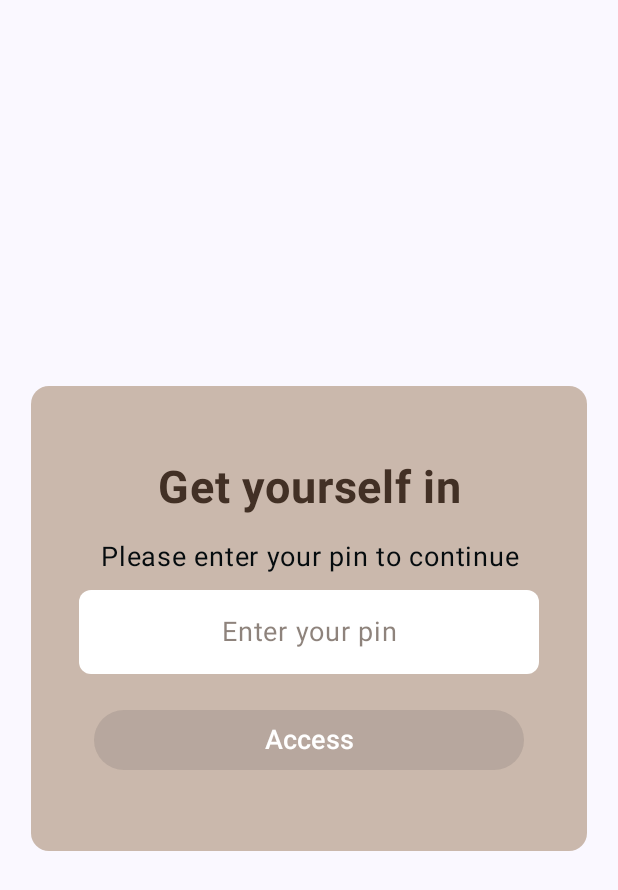
After one commit to Vcky4/StarBet, an Android app built with Jetpack Compose: the composable Login shown on its own in the app's theme, on a phone screen of 412 x 824 dp. The commit adds this screen. Shown: the top 890 px of the screen. Run offline under Robolectric (Android 15) with nearby library versions, the light colour scheme and no system bars; our stand-ins replace Firebase (no records; nobody signed in at launch, a user with empty details on screens opened directly), Room's generated code, Volley; 1 statement that could not run was skipped.

Commit message:
add login

```diff
--- a/app/src/main/java/com/starbet/ui/screens/chat/ChatViewModel.kt
+++ b/app/src/main/java/com/starbet/ui/screens/chat/ChatViewModel.kt
@@ -5,6 +5,7 @@ import android.content.ContentValues
 import android.net.Uri
 import android.util.Log
 import android.widget.Toast
+import androidx.lifecycle.LiveData
 import androidx.lifecycle.MutableLiveData
 import androidx.lifecycle.ViewModel
 import androidx.lifecycle.viewModelScope
@@ -35,7 +36,7 @@ import org.koin.core.component.inject
 
 class ChatViewModel(private val context: Application) : ViewModel(), KoinComponent {
     private val database: DatabaseReference = Firebase.database.reference
-
+    private val _token = MutableLiveData<String>()
     // Create a storage reference from our app
     var storageRef = Firebase.storage.reference
     private val settings: Settings by inject()
@@ -55,7 +56,12 @@ class ChatViewModel(private val context: Application) : ViewModel(), KoinCompone
     val chatId = _chatId
     val chats = _chats
     val conversations = _conversations
+    val token: LiveData<String> = _token
 
+    val getPassword = database.child("password").get()
+    fun login(token: String) {
+        _token.value = token
+    }
 
     private fun sendNotification(title: String, body: String, to: String) {
         Log.e("TAG", "sendNotification")
--- a/app/src/main/java/com/starbet/ui/screens/chat/Conversations.kt
+++ b/app/src/main/java/com/starbet/ui/screens/chat/Conversations.kt
@@ -1,6 +1,7 @@
 package com.starbet.ui.screens.chat
 
 import android.widget.Toast
+import androidx.compose.animation.AnimatedVisibility
 import androidx.compose.foundation.background
 import androidx.compose.foundation.clickable
 import androidx.compose.foundation.layout.Arrangement
@@ -40,19 +41,21 @@ import java.text.DateFormat
 @Composable
 fun Conversations(navigator: DestinationsNavigator) {
     val viewModel: ChatViewModel = koinViewModel()
+    val token = viewModel.token.observeAsState(initial = "").value
     val context = LocalContext.current
     LaunchedEffect(key1 = Unit) {
         viewModel.getConversations()
     }
     val conversations = viewModel.conversations.observeAsState(listOf()).value
 
+    AnimatedVisibility(visible = token.isNotEmpty()) {
         LazyColumn {
             if (conversations.isEmpty()) {
                 item {
                     Text(
                         text = "No conversations", Modifier
                             .fillMaxWidth()
-                        .padding(top=100.dp),
+                            .padding(top = 100.dp),
                         color = Color.White,
                         textAlign = TextAlign.Center
                     )
@@ -76,7 +79,10 @@ fun Conversations(navigator: DestinationsNavigator) {
                             .fillMaxWidth()
                             .padding(horizontal = 18.dp, vertical = 10.dp)
                     ) {
-                    Row(Modifier.fillMaxWidth(), horizontalArrangement = Arrangement.SpaceBetween) {
+                        Row(
+                            Modifier.fillMaxWidth(),
+                            horizontalArrangement = Arrangement.SpaceBetween
+                        ) {
                             Column(Modifier.weight(0.9f)) {
                                 Text(
                                     text = it.name,
@@ -129,3 +135,9 @@ fun Conversations(navigator: DestinationsNavigator) {
             }
         }
     }
+
+
+    if (token.isEmpty()) {
+        Login(viewModel)
+    }
+}
--- /dev/null
+++ b/app/src/main/java/com/starbet/ui/screens/chat/Login.kt
@@ -0,0 +1,150 @@
+package com.starbet.ui.screens.chat
+
+import android.util.Log
+import android.widget.Toast
+import androidx.compose.foundation.background
+import androidx.compose.foundation.layout.Arrangement
+import androidx.compose.foundation.layout.Box
+import androidx.compose.foundation.layout.Column
+import androidx.compose.foundation.layout.Spacer
+import androidx.compose.foundation.layout.fillMaxSize
+import androidx.compose.foundation.layout.fillMaxWidth
+import androidx.compose.foundation.layout.height
+import androidx.compose.foundation.layout.padding
+import androidx.compose.foundation.shape.RoundedCornerShape
+import androidx.compose.material3.Button
+import androidx.compose.material3.ButtonDefaults
+import androidx.compose.material3.CircularProgressIndicator
+import androidx.compose.material3.ExperimentalMaterial3Api
+import androidx.compose.material3.MaterialTheme
+import androidx.compose.material3.Text
+import androidx.compose.material3.TextField
+import androidx.compose.material3.TextFieldDefaults
+import androidx.compose.runtime.Composable
+import androidx.compose.runtime.getValue
+import androidx.compose.runtime.mutableStateOf
+import androidx.compose.runtime.remember
+import androidx.compose.runtime.setValue
+import androidx.compose.ui.Alignment
+import androidx.compose.ui.Modifier
+import androidx.compose.ui.graphics.Color
+import androidx.compose.ui.platform.LocalContext
+import androidx.compose.ui.res.stringResource
+import androidx.compose.ui.text.font.FontWeight
+import androidx.compose.ui.text.style.TextAlign
+import androidx.compose.ui.unit.dp
+import androidx.compose.ui.unit.sp
+import com.starbet.R
+import com.starbet.ui.theme.Primary
+import com.starbet.ui.theme.Secondary
+import com.starbet.ui.theme.TextDeep
+
+@OptIn(ExperimentalMaterial3Api::class)
+@Composable
+fun Login(viewModel: ChatViewModel) {
+    var pin by remember {
+        mutableStateOf("")
+    }
+    var processing by remember {
+        mutableStateOf(false)
+    }
+    val context = LocalContext.current
+    Box(modifier = Modifier.fillMaxSize(), contentAlignment = Alignment.Center) {
+        Column(
+            Modifier
+                .background(Secondary, shape = MaterialTheme.shapes.medium)
+                .fillMaxWidth(0.9f)
+                .padding(vertical = 50.dp, horizontal = 16.dp),
+            verticalArrangement = Arrangement.Center,
+            horizontalAlignment = Alignment.CenterHorizontally
+        ) {
+            Text(
+                text = stringResource(id = R.string.get_yourself_in),
+                fontSize = 30.sp,
+                fontWeight = FontWeight.Bold,
+                color = TextDeep,
+                textAlign = TextAlign.Center,
+                modifier = Modifier.fillMaxWidth()
+            )
+            Spacer(modifier = Modifier.height(16.dp))
+            Text(
+                text = stringResource(id = R.string.please_enter_your),
+                fontSize = 18.sp,
+                color = Primary,
+                textAlign = TextAlign.Center,
+                modifier = Modifier.fillMaxWidth()
+            )
+            Spacer(modifier = Modifier.height(10.dp))
+            TextField(
+                value = pin,
+                onValueChange = { pin = it },
+                modifier = Modifier
+                    .fillMaxWidth()
+                    .padding(horizontal = 16.dp),
+                colors = TextFieldDefaults.textFieldColors(
+                    containerColor = Color.White,
+                    focusedIndicatorColor = Color.Transparent,
+                    unfocusedIndicatorColor = Color.Transparent,
+                    disabledIndicatorColor = Color.Transparent,
+                    errorIndicatorColor = Color.Transparent,
+                    cursorColor = Primary,
+                    textColor = TextDeep
+                ),
+                shape = RoundedCornerShape(8.dp),
+                placeholder = {
+                    Text(
+                        text = stringResource(id = R.string.enter_your_pin),
+                        fontSize = 18.sp,
+                        color = TextDeep.copy(alpha = 0.6f),
+                        textAlign = TextAlign.Center,
+                        modifier = Modifier.fillMaxWidth()
+                    )
+                },
+            )
+            Spacer(modifier = Modifier.height(20.dp))
+            Button(
+                onClick = {
+                    viewModel.getPassword.addOnSuccessListener {
+                        Toast.makeText(context, "Success", Toast.LENGTH_SHORT).show()
+                        processing = false
+                        Log.d("TAG", "Login: ${it.value}")
+                        if (it.value == pin) {
+                            viewModel.login("ftyujvf")
+                        } else {
+                            Toast.makeText(
+                                context,
+                                "Wrong pin, please try again",
+                                Toast.LENGTH_SHORT
+                            ).show()
+                        }
+                    }.addOnFailureListener {
+                        Toast.makeText(
+                            context,
+                            "Failed: ${it.localizedMessage}",
+                            Toast.LENGTH_SHORT
+                        ).show()
+                        processing = false
+                    }
+                },
+                colors = ButtonDefaults.buttonColors(
+                    containerColor = TextDeep,
+                    contentColor = Color.White
+                ),
+                modifier = Modifier.padding(horizontal = 26.dp),
+                enabled = pin.length > 2 && !processing
+            ) {
+                if (!processing) {
+                    Text(
+                        text = stringResource(id = R.string.access),
+                        fontSize = 18.sp,
+                        color = Color.White,
+                        textAlign = TextAlign.Center,
+                        modifier = Modifier.fillMaxWidth()
+                    )
+                } else {
+                    CircularProgressIndicator(color = Color.White)
+                }
+            }
+        }
+    }
+}
```
Lines whose indentation alone changed are shown as unchanged.
